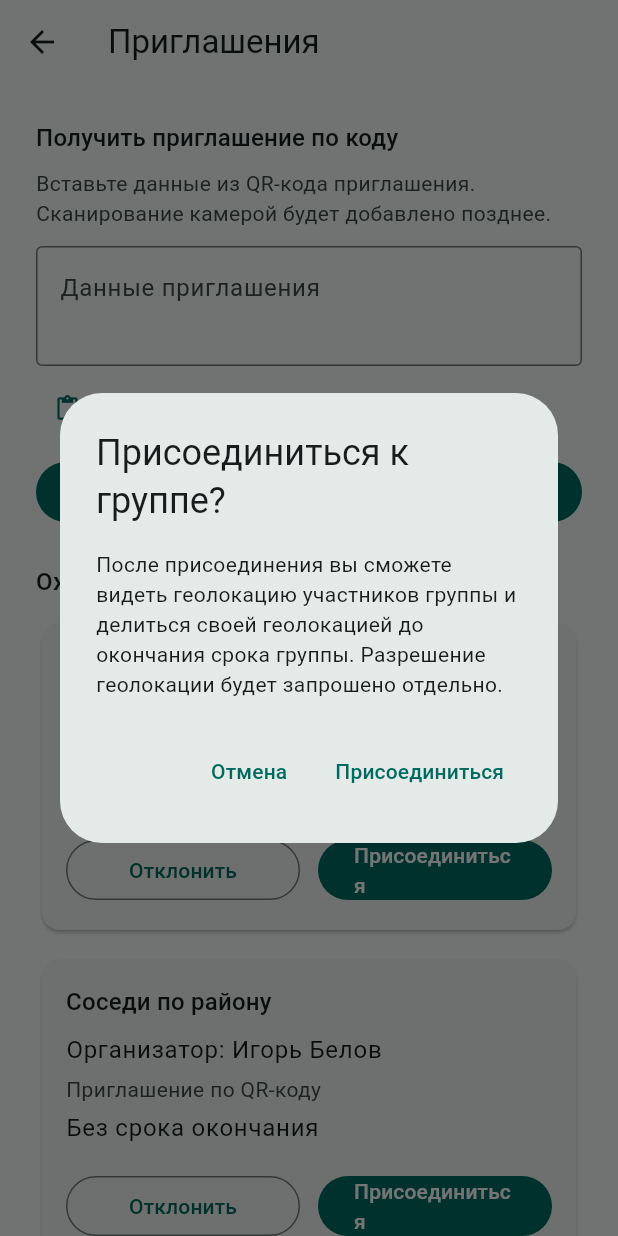
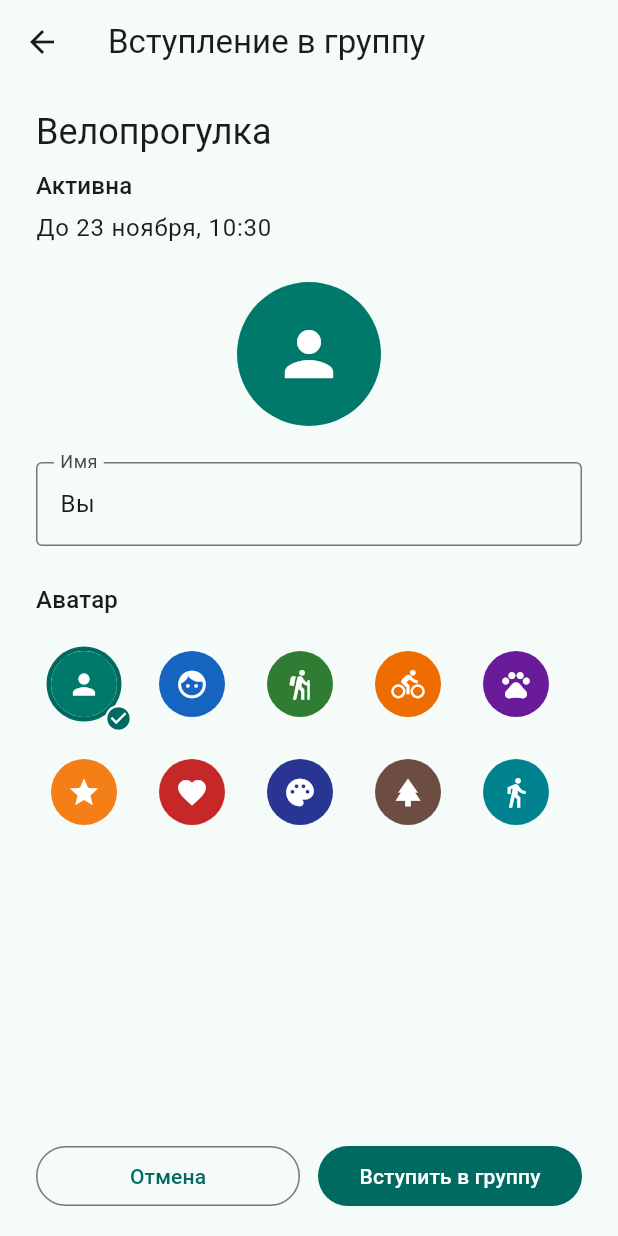
Before and after one commit to avodolazov2026-bit/pr1, a Flutter app: the InvitationsScreen screen opened directly, after a tap on "Присоединиться", on a phone screen of 412 x 824 dp. Run offline on Flutter 3.47's test engine with Material 3 defaults, Android fonts, the phone set to English and light mode, and no system bars; our stand-ins replace qr_flutter, shared_preferences; accounts and stored records are empty.

Commit message:
подтверждать вступление с именем и аватаром

```diff
--- a/lib/invitations_screen.dart
+++ b/lib/invitations_screen.dart
@@ -3,6 +3,7 @@ import 'package:flutter/services.dart';
 
 import 'package:geo_groups/geo_group.dart';
 import 'package:geo_groups/group_invitation.dart';
+import 'package:geo_groups/join_group_confirmation_screen.dart';
 
 class InvitationsScreen extends StatefulWidget {
   const InvitationsScreen({super.key});
@@ -51,19 +52,63 @@ class _InvitationsScreenState extends State<InvitationsScreen> {
     messenger.showSnackBar(SnackBar(content: Text(message)));
   }
 
-  void _claimPayload() {
-    final result = GroupsStore.instance.claimQrInvitation(
-      _payloadController.text,
+  Future<void> _claimPayload() async {
+    final payload = _payloadController.text;
+    final inspection = GroupsStore.instance.inspectQrInvitation(payload);
+    final group = inspection.group;
+    final canConfirm =
+        group != null &&
+        (inspection.result == QrInviteClaimResult.added ||
+            inspection.result == QrInviteClaimResult.alreadyPending);
+    if (!canConfirm) {
+      setState(() {});
+      _showSnackBar(messageForQrInviteClaim(inspection.result));
+      return;
+    }
+    final joined = await _openJoin(
+      group: group,
+      onJoin: (name, avatarId) {
+        return Future.value(
+          GroupsStore.instance.joinFromQrPayload(
+            payload,
+            displayName: name,
+            avatarId: avatarId,
+          ),
+        );
+      },
     );
-    if (result == QrInviteClaimResult.added) {
-      _payloadController.clear();
+    if (joined && mounted) {
+      setState(() => _payloadController.clear());
+    }
+  }
+
+  Future<bool> _openJoin({
+    required GeoGroup group,
+    required Future<InvitationAcceptResult> Function(
+      String name,
+      String avatarId,
+    )
+    onJoin,
+  }) async {
+    final user = currentDemoUser;
+    final joined = await Navigator.of(context).push<bool>(
+      MaterialPageRoute<bool>(
+        builder: (context) => JoinGroupConfirmationScreen(
+          group: group,
+          userId: user.id,
+          fallbackName: user.name,
+          onJoin: onJoin,
+        ),
+      ),
+    );
+    if (!mounted) {
+      return false;
     }
     setState(() {});
-    final messenger = ScaffoldMessenger.of(context);
-    messenger.clearSnackBars();
-    messenger.showSnackBar(
-      SnackBar(content: Text(messageForQrInviteClaim(result))),
-    );
+    if (joined == true) {
+      _showSnackBar('Вы вступили в группу');
+    }
+    return joined == true;
   }
 
   Future<void> _decline(GroupInvitation invitation) async {
@@ -104,49 +149,17 @@ class _InvitationsScreenState extends State<InvitationsScreen> {
       return;
     }
 
-    final confirmed = await showDialog<bool>(
-      context: context,
-      builder: (dialogContext) {
-        return AlertDialog(
-          title: const Text('Присоединиться к группе?'),
-          content: Text(
-            group.isUpcoming
-                ? 'Группа ещё не началась. После присоединения вы станете участником, но карта и геолокация откроются только после начала группы.'
-                : group.isIndefinite
-                ? 'Группа бессрочная. После присоединения вы сможете видеть геолокацию участников и делиться своей геолокацией. Вы сможете покинуть группу в любое время.'
-                : 'После присоединения вы сможете видеть геолокацию участников группы и делиться своей геолокацией до окончания срока группы. Разрешение геолокации будет запрошено отдельно.',
+    await _openJoin(
+      group: group,
+      onJoin: (name, avatarId) {
+        return Future.value(
+          GroupsStore.instance.acceptInvitation(
+            invitation,
+            displayName: name,
+            avatarId: avatarId,
           ),
-          actions: [
-            TextButton(
-              onPressed: () => Navigator.of(dialogContext).pop(false),
-              child: const Text('Отмена'),
-            ),
-            TextButton(
-              onPressed: () => Navigator.of(dialogContext).pop(true),
-              child: const Text('Присоединиться'),
-            ),
-          ],
         );
       },
-    );
-    if (confirmed != true || !mounted) {
-      return;
-    }
-
-    final result = GroupsStore.instance.acceptInvitation(invitation);
-    if (!mounted) {
-      return;
-    }
-    setState(() {});
-    if (result != InvitationAcceptResult.joined) {
-      return;
-    }
-    ScaffoldMessenger.of(context).showSnackBar(
-      const SnackBar(
-        content: Text(
-          'Вы присоединились к группе. Запрос геолокации будет добавлен позже.',
-        ),
-      ),
     );
   }
 
--- /dev/null
+++ b/lib/join_group_confirmation_screen.dart
@@ -0,0 +1,330 @@
+import 'package:flutter/material.dart';
+
+import 'package:geo_groups/geo_group.dart';
+import 'package:geo_groups/user_profile.dart';
+
+class JoinGroupConfirmationScreen extends StatefulWidget {
+  const JoinGroupConfirmationScreen({
+    super.key,
+    required this.group,
+    required this.userId,
+    required this.fallbackName,
+    required this.onJoin,
+    this.repository,
+  });
+
+  final GeoGroup group;
+  final String userId;
+  final String fallbackName;
+  final Future<InvitationAcceptResult> Function(String name, String avatarId)
+  onJoin;
+  final UserProfileRepository? repository;
+
+  @override
+  State<JoinGroupConfirmationScreen> createState() =>
+      _JoinGroupConfirmationScreenState();
+}
+
+class _JoinGroupConfirmationScreenState
+    extends State<JoinGroupConfirmationScreen> {
+  final _nameController = TextEditingController();
+  UserProfileRepository get _repository =>
+      widget.repository ?? UserProfileStore.instance;
+
+  var _loading = true;
+  var _submitting = false;
+  var _avatarId = defaultAvatarId;
+  var _loadId = 0;
+  String? _joinError;
+
+  @override
+  void initState() {
+    super.initState();
+    _load();
+  }
+
+  @override
+  void didUpdateWidget(JoinGroupConfirmationScreen oldWidget) {
+    super.didUpdateWidget(oldWidget);
+    if (oldWidget.userId != widget.userId ||
+        oldWidget.fallbackName != widget.fallbackName ||
+        oldWidget.repository != widget.repository) {
+      _load();
+    }
+  }
+
+  @override
+  void dispose() {
+    _nameController.dispose();
+    super.dispose();
+  }
+
+  Future<void> _load() async {
+    final request = ++_loadId;
+    final userId = widget.userId;
+    final fallbackName = widget.fallbackName;
+    UserProfile profile;
+    try {
+      profile = await _repository.loadProfile(
+        userId: userId,
+        fallbackName: fallbackName,
+      );
+    } catch (_) {
+      profile = UserProfile(
+        userId: userId,
+        displayName: fallbackName,
+        avatarId: defaultAvatarId,
+      );
+    }
+    if (!mounted || request != _loadId || userId != widget.userId) {
+      return;
+    }
+    _nameController.text = profile.displayName;
+    setState(() {
+      _avatarId = profile.avatarId;
+      _loading = false;
+      _submitting = false;
+    });
+  }
+
+  Future<void> _submit() async {
+    final name = _nameController.text.trim();
+    if (name.isEmpty || _submitting || _loading || widget.group.isFinished) {
+      return;
+    }
+    final userId = widget.userId;
+    final avatarId = _avatarId;
+    setState(() {
+      _submitting = true;
+      _joinError = null;
+    });
+    late final InvitationAcceptResult result;
+    try {
+      result = await widget.onJoin(name, avatarId);
+    } catch (_) {
+      if (mounted && userId == widget.userId) {
+        setState(() {
+          _submitting = false;
+          _joinError = 'Не удалось вступить в группу';
+        });
+      }
+      return;
+    }
+    if (!mounted || userId != widget.userId) {
+      return;
+    }
+    if (result == InvitationAcceptResult.joined) {
+      Navigator.of(context).pop(true);
+      return;
+    }
+    setState(() {
+      _submitting = false;
+      _joinError = _messageFor(result);
+    });
+  }
+
+  String _messageFor(InvitationAcceptResult result) {
+    return switch (result) {
+      InvitationAcceptResult.joined => 'Вы вступили в группу',
+      InvitationAcceptResult.alreadyMember => 'Вы уже участвуете в этой группе',
+      InvitationAcceptResult.groupEnded => 'В эту группу уже нельзя вступить',
+      InvitationAcceptResult.missingGroup => 'Группа недоступна',
+      InvitationAcceptResult.notPending => 'Приглашение больше не действует',
+    };
+  }
+
+  @override
+  Widget build(BuildContext context) {
+    final textTheme = Theme.of(context).textTheme;
+    final colorScheme = Theme.of(context).colorScheme;
+    final group = widget.group;
+    final name = _nameController.text.trim();
+    final blocked = group.isFinished;
+    final canJoin = !_loading && !_submitting && name.isNotEmpty && !blocked;
+
+    return Scaffold(
+      appBar: AppBar(title: const Text('Вступление в группу')),
+      body: _loading
+          ? const Center(child: CircularProgressIndicator())
+          : SafeArea(
+              child: ListView(
+                padding: const EdgeInsets.fromLTRB(24, 16, 24, 24),
+                children: [
+                  Text(group.name, style: textTheme.headlineSmall),
+                  const SizedBox(height: 8),
+                  Text(group.statusBadge, style: textTheme.titleMedium),
+                  const SizedBox(height: 4),
+                  Text(group.scheduleSummary, style: textTheme.bodyLarge),
+                  if (group.isUpcoming) ...[
+                    const SizedBox(height: 12),
+                    Text(
+                      'Группа ещё не началась. Карта и обмен геопозицией станут доступны после её начала.',
+                      style: textTheme.bodyLarge,
+                    ),
+                  ],
+                  const SizedBox(height: 24),
+                  Center(
+                    child: ProfileAvatar(
+                      avatarId: _avatarId,
+                      displayName: name,
+                      radius: 48,
+                    ),
+                  ),
+                  const SizedBox(height: 24),
+                  TextField(
+                    controller: _nameController,
+                    textCapitalization: TextCapitalization.words,
+                    decoration: InputDecoration(
+                      labelText: 'Имя',
+                      errorText: name.isEmpty ? 'Введите имя' : null,
+                      border: const OutlineInputBorder(),
+                    ),
+                    onChanged: (_) => setState(() {}),
+                  ),
+                  const SizedBox(height: 24),
+                  Text('Аватар', style: textTheme.titleMedium),
+                  const SizedBox(height: 12),
+                  Wrap(
+                    spacing: 8,
+                    runSpacing: 8,
+                    children: [
+                      for (final option in profileAvatarOptions)
+                        _AvatarChoice(
+                          option: option,
+                          selected: option.id == _avatarId,
+                          displayName: name,
+                          onSelected: (avatarId) {
+                            setState(() => _avatarId = avatarId);
+                          },
+                        ),
+                    ],
+                  ),
+                  if (blocked || _joinError != null) ...[
+                    const SizedBox(height: 16),
+                    Text(
+                      blocked
+                          ? 'В эту группу уже нельзя вступить'
+                          : _joinError!,
+                      style: textTheme.bodyMedium?.copyWith(
+                        color: colorScheme.error,
+                      ),
+                    ),
+                  ],
+                ],
+              ),
+            ),
+      bottomNavigationBar: _loading
+          ? null
+          : SafeArea(
+              child: Padding(
+                padding: const EdgeInsets.fromLTRB(24, 8, 24, 16),
+                child: Row(
+                  children: [
+                    Expanded(
+                      child: OutlinedButton(
+                        onPressed: _submitting
+                            ? null
+                            : () => Navigator.of(context).pop(false),
+                        child: const Text('Отмена'),
+                      ),
+                    ),
+                    const SizedBox(width: 12),
+                    Expanded(
+                      child: FilledButton(
+                        onPressed: canJoin ? _submit : null,
+                        child: _submitting
+                            ? SizedBox(
+                                width: 20,
+                                height: 20,
+                                child: CircularProgressIndicator(
+                                  strokeWidth: 2,
+                                  color: colorScheme.onPrimary,
+                                ),
+                              )
+                            : const Text('Вступить в группу'),
+                      ),
+                    ),
+                  ],
+                ),
+              ),
+            ),
+    );
+  }
+}
+
+class _AvatarChoice extends StatelessWidget {
+  const _AvatarChoice({
+    required this.option,
+    required this.selected,
+    required this.displayName,
+    required this.onSelected,
+  });
+
+  final ProfileAvatarOption option;
+  final bool selected;
+  final String displayName;
+  final ValueChanged<String> onSelected;
+
+  @override
+  Widget build(BuildContext context) {
+    final colorScheme = Theme.of(context).colorScheme;
+    final label = selected
+        ? 'Выбран аватар ${option.id}'
+        : 'Аватар ${option.id}';
+    return Semantics(
+      button: true,
+      selected: selected,
+      label: label,
+      onTap: () => onSelected(option.id),
+      child: ExcludeSemantics(
+        child: InkWell(
+          onTap: () => onSelected(option.id),
+          customBorder: const CircleBorder(),
+          child: SizedBox(
+            width: 64,
+            height: 64,
+            child: Stack(
+              alignment: Alignment.center,
+              children: [
+                DecoratedBox(
+                  decoration: BoxDecoration(
+                    shape: BoxShape.circle,
+                    border: Border.all(
+                      color: selected
+                          ? colorScheme.primary
+                          : Colors.transparent,
+                      width: 3,
+                    ),
+                  ),
+                  child: Padding(
+                    padding: const EdgeInsets.all(3),
+                    child: ProfileAvatar(
+                      avatarId: option.id,
+                      displayName: displayName,
+                      radius: 22,
+                    ),
+                  ),
+                ),
+                if (selected)
+                  Align(
+                    alignment: Alignment.bottomRight,
+                    child: DecoratedBox(
+                      decoration: const BoxDecoration(
+                        color: Colors.white,
+                        shape: BoxShape.circle,
+                      ),
+                      child: Icon(
+                        Icons.check_circle,
+                        size: 18,
+                        color: colorScheme.primary,
+                      ),
+                    ),
+                  ),
+              ],
+            ),
+          ),
+        ),
+      ),
+    );
+  }
+}
--- a/lib/profile_screen.dart
+++ b/lib/profile_screen.dart
@@ -1,5 +1,6 @@
 import 'package:flutter/material.dart';
 
+import 'package:geo_groups/geo_group.dart';
 import 'package:geo_groups/user_profile.dart';
 
 class ProfileScreen extends StatefulWidget {
--- a/lib/user_profile.dart
+++ b/lib/user_profile.dart
@@ -14,8 +14,6 @@ class UserProfile {
   final String displayName;
   final String avatarId;
 }
-
-const defaultAvatarId = 'teal_person';
 
 class ProfileAvatarOption {
   const ProfileAvatarOption({
```
Also changed, not shown: lib/edit_group_screen.dart (+20 -4 lines), lib/geo_group.dart (+112 -15 lines), lib/group_screen.dart (+10 -3 lines), 3 other files.
